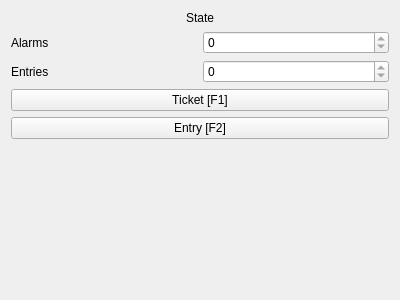
Qt form mainwindow.ui (belucha/sbb-kletterhalle) before a commit.
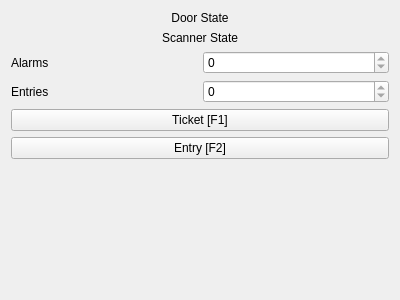
The same form after that commit.

Commit message: first integration of scanner state machine

```diff
--- a/mainwindow.ui
+++ b/mainwindow.ui
@@ -18,7 +18,17 @@
     <item>
      <widget class="QLabel" name="labelState">
       <property name="text">
-       <string>State</string>
+       <string>Door State</string>
+      </property>
+      <property name="alignment">
+       <set>Qt::AlignCenter</set>
+      </property>
+     </widget>
+    </item>
+    <item>
+     <widget class="QLabel" name="labelStateScanner">
+      <property name="text">
+       <string>Scanner State</string>
       </property>
       <property name="alignment">
        <set>Qt::AlignCenter</set>
```
Left out of the diff: 2 changed lines with no effect on the pictures. The commit also changes 2 other files.
